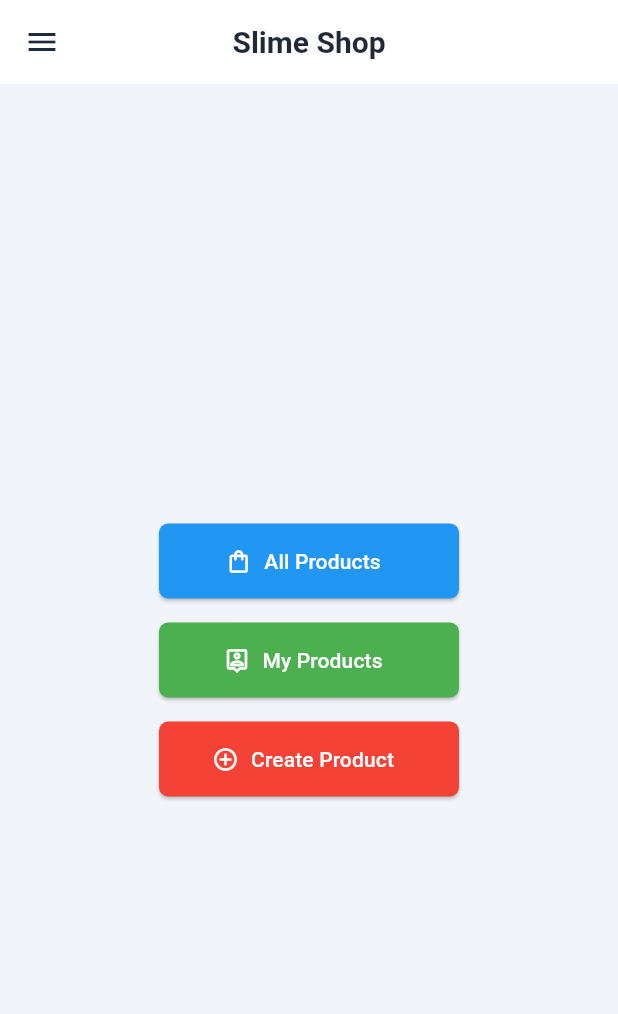
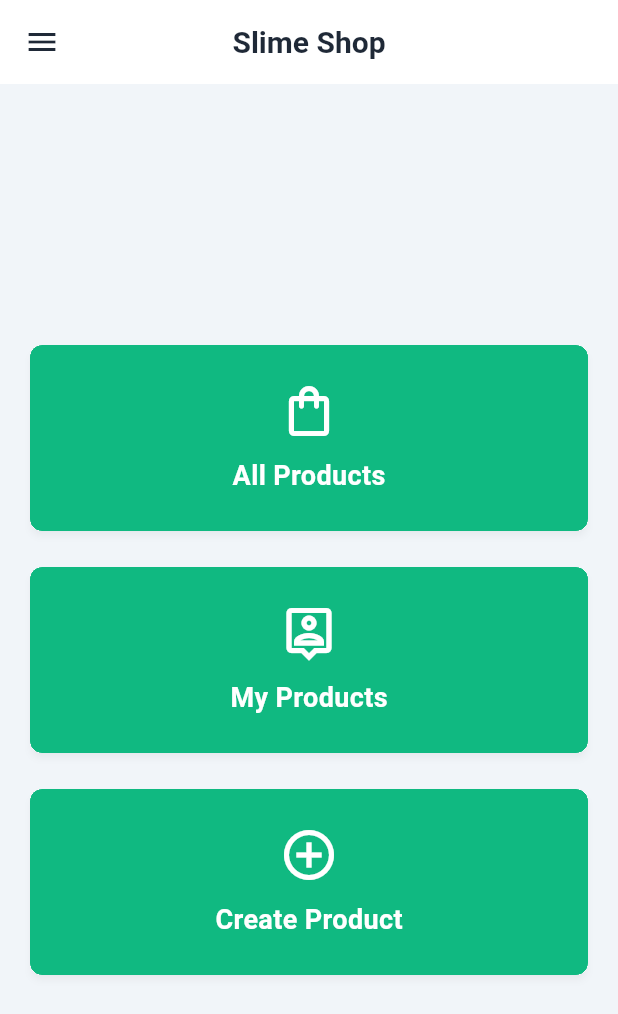
Before and after one commit to mugmold/slime-shop-mobile, a Flutter app: the HomePage screen opened directly, on a phone screen of 412 x 824 dp. Shown: the top 1014 px of the screen. Run offline on Flutter 3.47's test engine with Material 3 defaults, Android fonts, the phone set to English and light mode, and no system bars; missing offline and left inert: pbp_django_auth.

Commit message:
edit home page and other minor UI

```diff
--- a/lib/screens/detail_product.dart
+++ b/lib/screens/detail_product.dart
@@ -57,12 +57,12 @@ class DetailProductPage extends StatelessWidget {
                       vertical: 4,
                     ),
                     decoration: BoxDecoration(
-                      color: Colors.blue[100],
+                      color: Colors.grey[100],
                       borderRadius: BorderRadius.circular(10),
                     ),
                     child: Text(
                       product.fields.category,
-                      style: TextStyle(color: Colors.blue[800]),
+                      style: TextStyle(color: Colors.grey[800]),
                     ),
                   ),
                   const SizedBox(height: 16),
--- a/lib/screens/shop_form.dart
+++ b/lib/screens/shop_form.dart
@@ -3,6 +3,7 @@ import 'package:flutter/material.dart';
 import 'package:pbp_django_auth/pbp_django_auth.dart';
 import 'package:provider/provider.dart';
 import 'package:slime_shop/models/product.dart';
+import 'package:slime_shop/widgets/left_drawer.dart';
 
 class ShopFormPage extends StatefulWidget {
   final Product? product;
@@ -65,6 +66,7 @@ class _ShopFormPageState extends State<ShopFormPage> {
       appBar: AppBar(
         title: Text(widget.product == null ? 'Create Product' : 'Edit Product'),
       ),
+      drawer: const LeftDrawer(),
       body: Form(
         key: _formKey,
         child: SingleChildScrollView(
--- a/lib/widgets/left_drawer.dart
+++ b/lib/widgets/left_drawer.dart
@@ -53,7 +53,7 @@ class LeftDrawer extends StatelessWidget {
             leading: const Icon(Icons.add_shopping_cart),
             title: const Text('Tambah Produk'),
             onTap: () {
-              Navigator.pushNamed(context, '/add-product');
+              Navigator.pushReplacementNamed(context, '/add-product');
             },
           ),
           // opsi Daftar Produk
@@ -61,7 +61,7 @@ class LeftDrawer extends StatelessWidget {
             leading: const Icon(Icons.shopping_bag),
             title: const Text('Daftar Produk'),
             onTap: () {
-              Navigator.pushNamed(context, '/list-product');
+              Navigator.pushReplacementNamed(context, '/list-product');
             },
           ),
           // opsi Logout
--- a/lib/widgets/menu_buttons.dart
+++ b/lib/widgets/menu_buttons.dart
@@ -1,3 +1,5 @@
+// ignore_for_file: deprecated_member_use
+
 import 'package:flutter/material.dart';
 
 class MenuButtons extends StatelessWidget {
@@ -6,53 +8,96 @@ class MenuButtons extends StatelessWidget {
   @override
   Widget build(BuildContext context) {
     return Center(
+      child: SingleChildScrollView(
+        padding: const EdgeInsets.all(16.0),
         child: Column(
           mainAxisAlignment: MainAxisAlignment.center,
           children: [
-          ElevatedButton.icon(
-            icon: const Icon(Icons.shopping_bag_outlined),
-            label: const Text("All Products"),
-            style: ElevatedButton.styleFrom(
-              backgroundColor: Colors.blue,
-              foregroundColor: Colors.white,
-              minimumSize: const Size(200, 50),
-            ),
-            onPressed: () {
-              Navigator.pushNamed(context, '/list-product');
+            MenuCard(
+              title: "All Products",
+              icon: Icons.shopping_bag_outlined,
+              color: const Color(0xFF10B981),
+              onTap: () {
+                Navigator.pushReplacementNamed(context, '/list-product');
               },
             ),
 
             const SizedBox(height: 16),
 
-          ElevatedButton.icon(
-            icon: const Icon(Icons.person_pin_outlined),
-            label: const Text("My Products"),
-            style: ElevatedButton.styleFrom(
-              backgroundColor: Colors.green,
-              foregroundColor: Colors.white,
-              minimumSize: const Size(200, 50),
-            ),
-            onPressed: () {
-              Navigator.pushNamed(context, '/list-product-user');
+            MenuCard(
+              title: "My Products",
+              icon: Icons.person_pin_outlined,
+              color: const Color(0xFF10B981),
+              onTap: () {
+                Navigator.pushReplacementNamed(context, '/list-product-user');
               },
             ),
 
             const SizedBox(height: 16),
 
-          ElevatedButton.icon(
-            icon: const Icon(Icons.add_circle_outline),
-            label: const Text("Create Product"),
-            style: ElevatedButton.styleFrom(
-              backgroundColor: Colors.red,
-              foregroundColor: Colors.white,
-              minimumSize: const Size(200, 50),
-            ),
-            onPressed: () {
-              Navigator.pushNamed(context, '/add-product');
+            MenuCard(
+              title: "Create Product",
+              icon: Icons.add_circle_outline,
+              color: const Color(0xFF10B981),
+              onTap: () {
+                Navigator.pushReplacementNamed(context, '/add-product');
               },
             ),
           ],
         ),
+      ),
     );
   }
 }
+
+class MenuCard extends StatelessWidget {
+  final String title;
+  final IconData icon;
+  final Color color;
+  final VoidCallback onTap;
+
+  const MenuCard({
+    super.key,
+    required this.title,
+    required this.icon,
+    required this.color,
+    required this.onTap,
+  });
+
+  @override
+  Widget build(BuildContext context) {
+    return Card(
+      clipBehavior: Clip.hardEdge,
+      child: Ink(
+        decoration: BoxDecoration(
+          color: color,
+          borderRadius: BorderRadius.circular(8),
+        ),
+        child: InkWell(
+          onTap: onTap,
+          splashColor: Colors.white.withOpacity(0.3),
+          highlightColor: Colors.white.withOpacity(0.1),
+          child: Container(
+            width: double.infinity,
+            padding: const EdgeInsets.symmetric(vertical: 24.0),
+            child: Column(
+              mainAxisAlignment: MainAxisAlignment.center,
+              children: [
+                Icon(icon, color: Colors.white, size: 40.0),
+                const SizedBox(height: 10),
+                Text(
+                  title,
+                  style: const TextStyle(
+                    color: Colors.white,
+                    fontSize: 18.0,
+                    fontWeight: FontWeight.bold,
+                  ),
+                ),
+              ],
+            ),
+          ),
+        ),
+      ),
+    );
+  }
+}
```
Lines whose indentation alone changed are shown as unchanged.
